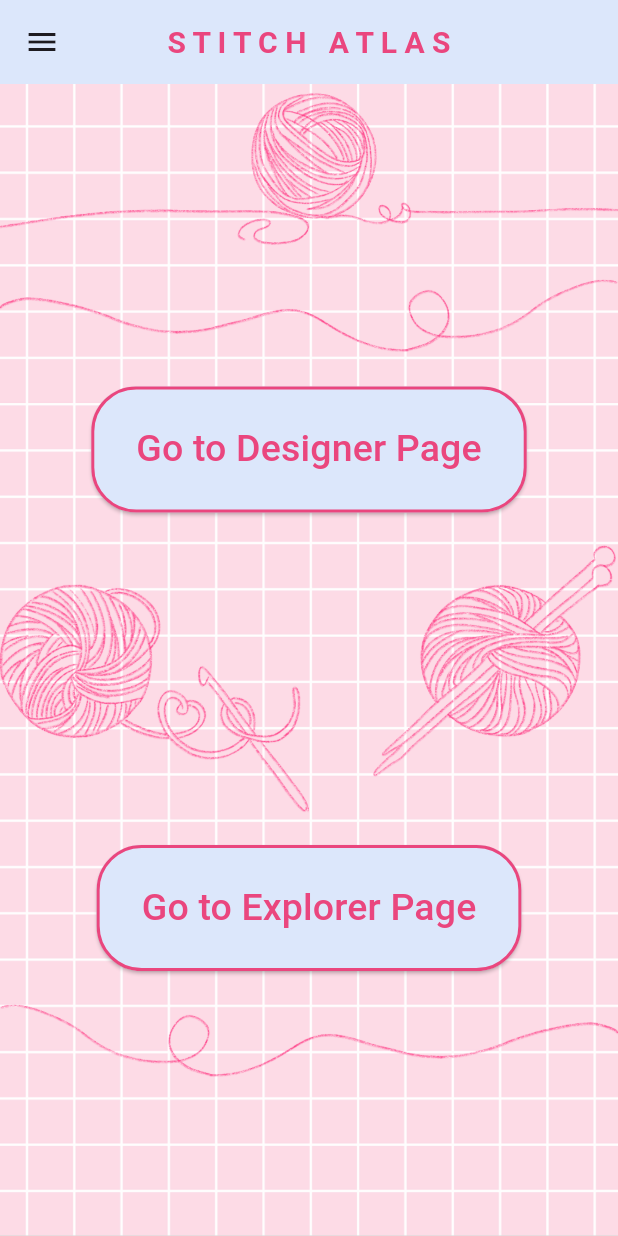
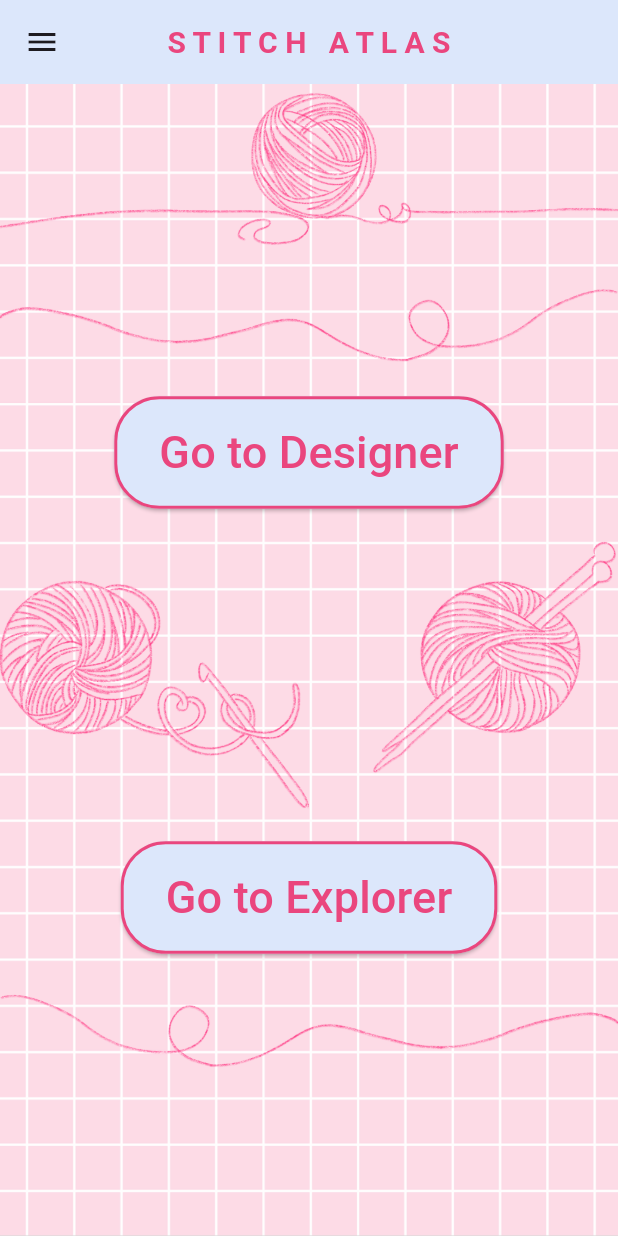
Before and after one commit to Ayesha-Jan/stitch-atlas, a Flutter app: the screen it shows after launch, on a phone screen of 412 x 824 dp. Run offline on Flutter 3.47's test engine with Material 3 defaults, Android fonts, the phone set to English and light mode, and no system bars; our stand-ins replace flutter_colorpicker, flutter_map, flutter_svg, latlong2.

Commit message:
Changing text

```diff
--- a/lib/pages/home.dart
+++ b/lib/pages/home.dart
@@ -56,7 +56,7 @@ class Home extends StatelessWidget {
                     backgroundColor: Color(0xFFDCE7FB),
                     foregroundColor: Color(0xFFEA467E),
                     padding: EdgeInsets.symmetric(
-                      vertical: 24,
+                      vertical: 16,
                       horizontal: 30
                     ),
                     minimumSize: Size(200, 70),
@@ -69,8 +69,8 @@ class Home extends StatelessWidget {
                     )
                   ),
                   child: Text(
-                    "Go to Designer Page",
-                    style: TextStyle(fontSize: 25),
+                    "Go to Designer",
+                    style: TextStyle(fontSize: 30),
                   ),
                 ),
 
@@ -101,7 +101,7 @@ class Home extends StatelessWidget {
                     backgroundColor: Color(0xFFDCE7FB),
                     foregroundColor: Color(0xFFEA467E),
                     padding: EdgeInsets.symmetric(
-                        vertical: 24,
+                        vertical: 16,
                         horizontal: 30
                     ),
                     minimumSize: Size(200, 70),
@@ -114,11 +114,11 @@ class Home extends StatelessWidget {
                     )
                   ),
                   child: Text(
-                    "Go to Explorer Page",
-                    style: TextStyle(fontSize: 25),
+                    "Go to Explorer",
+                    style: TextStyle(fontSize: 30),
                   ),
                 ),
-                SizedBox(height: 20),
+                SizedBox(height: 25),
                 Image.asset(
                   'assets/images/designs/string_flipped.png',
                   width: double.infinity,
```
